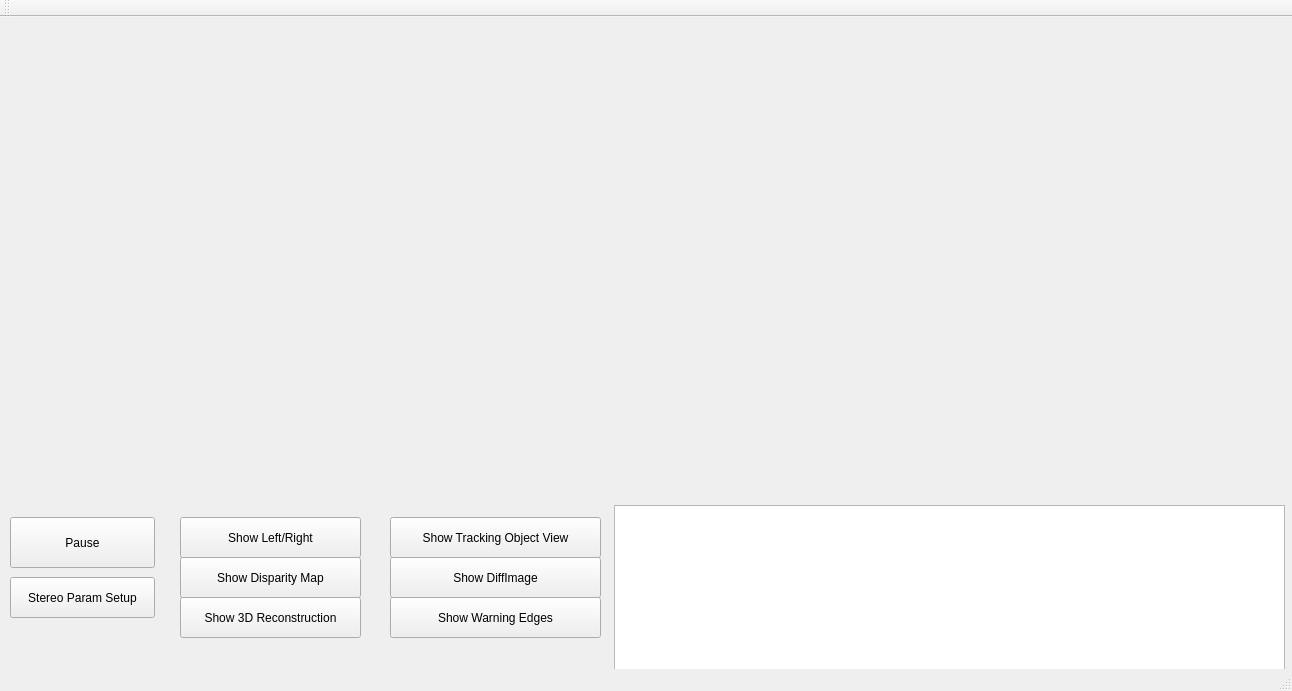
This is Qt Creator/reprojectImageTo3D_calibON_bm_GUI/mainwindow.ui in nicolasrosa/StereoVision as Qt 5 draws it before an edit. The edited form follows.
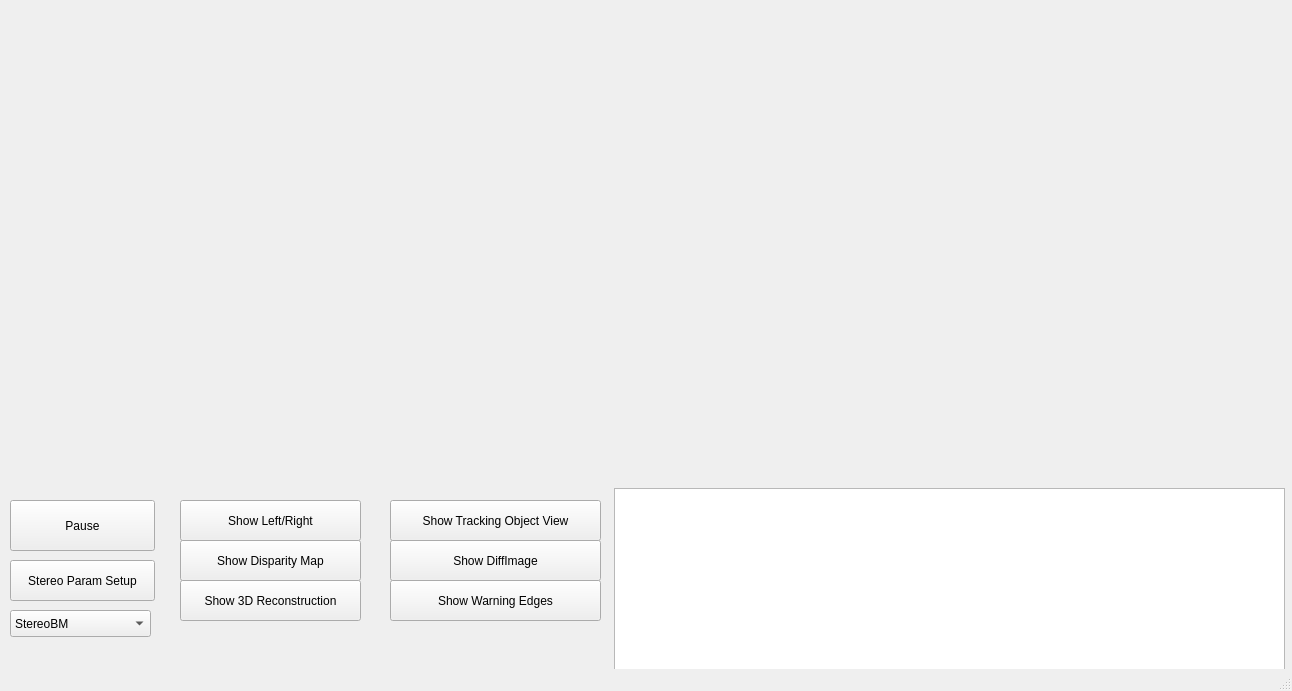
This is the edited form.

Commit message: 46th Commit [Added - StereoSGBM]

Diff of the .ui file:
```diff
--- a/Qt Creator/reprojectImageTo3D_calibON_bm_GUI/mainwindow.ui
+++ b/Qt Creator/reprojectImageTo3D_calibON_bm_GUI/mainwindow.ui
@@ -166,6 +166,26 @@
      <string>Show Warning Edges</string>
     </property>
    </widget>
+   <widget class="QComboBox" name="comboBox">
+    <property name="geometry">
+     <rect>
+      <x>10</x>
+      <y>610</y>
+      <width>141</width>
+      <height>27</height>
+     </rect>
+    </property>
+    <item>
+     <property name="text">
+      <string>StereoBM</string>
+     </property>
+    </item>
+    <item>
+     <property name="text">
+      <string>StereoSGBM</string>
+     </property>
+    </item>
+   </widget>
   </widget>
   <widget class="QMenuBar" name="menuBar">
    <property name="geometry">
@@ -177,14 +197,6 @@
     </rect>
    </property>
   </widget>
-  <widget class="QToolBar" name="mainToolBar">
-   <attribute name="toolBarArea">
-    <enum>TopToolBarArea</enum>
-   </attribute>
-   <attribute name="toolBarBreak">
-    <bool>false</bool>
-   </attribute>
-  </widget>
   <widget class="QStatusBar" name="statusBar"/>
  </widget>
  <layoutdefault spacing="6" margin="11"/>
```
The commit also changes 7 other files.
